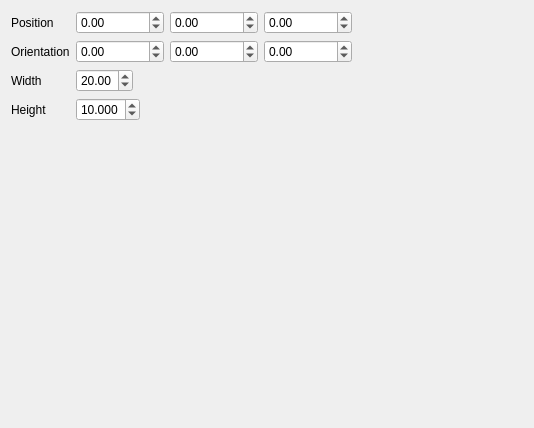
First picture: the form in freecad/pyoptools/GUI/Sensor.ui, repository cihologramas/freecad-pyoptools, before the edit.
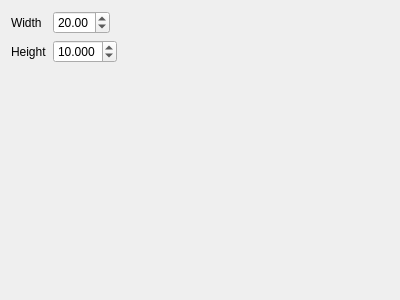
Second picture: the form after the edit.

Commit message:
Using the positionWidget
All the optical components are using now the position widget.

```diff
--- a/freecad/pyoptools/GUI/Sensor.ui
+++ b/freecad/pyoptools/GUI/Sensor.ui
@@ -1,13 +1,13 @@
 <?xml version="1.0" encoding="UTF-8"?>
 <ui version="4.0">
- <class>Dialog</class>
- <widget class="QDialog" name="Dialog">
+ <class>Form</class>
+ <widget class="QWidget" name="Form">
   <property name="geometry">
    <rect>
     <x>0</x>
     <y>0</y>
-    <width>534</width>
-    <height>428</height>
+    <width>400</width>
+    <height>300</height>
    </rect>
   </property>
   <property name="windowTitle">
@@ -23,112 +23,27 @@
       <enum>QFormLayout::ExpandingFieldsGrow</enum>
      </property>
      <item row="0" column="0">
-      <widget class="QLabel" name="label_10">
-       <property name="text">
-        <string>Position</string>
-       </property>
-      </widget>
-     </item>
-     <item row="0" column="1">
-      <layout class="QHBoxLayout" name="horizontalLayout_3">
-       <item>
-        <widget class="QDoubleSpinBox" name="Xpos">
-         <property name="minimum">
-          <double>-1000000.000000000000000</double>
-         </property>
-         <property name="maximum">
-          <double>1000000.000000000000000</double>
-         </property>
-        </widget>
-       </item>
-       <item>
-        <widget class="QDoubleSpinBox" name="Ypos">
-         <property name="minimum">
-          <double>-1000000.000000000000000</double>
-         </property>
-         <property name="maximum">
-          <double>1000000.000000000000000</double>
-         </property>
-        </widget>
-       </item>
-       <item>
-        <widget class="QDoubleSpinBox" name="Zpos">
-         <property name="minimum">
-          <double>-1000000.000000000000000</double>
-         </property>
-         <property name="maximum">
-          <double>1000000.000000000000000</double>
-         </property>
-        </widget>
-       </item>
-      </layout>
-     </item>
-     <item row="1" column="0">
-      <widget class="QLabel" name="label_7">
-       <property name="text">
-        <string>Orientation</string>
-       </property>
-      </widget>
-     </item>
-     <item row="1" column="1">
-      <layout class="QHBoxLayout" name="horizontalLayout">
-       <item>
-        <widget class="QDoubleSpinBox" name="Xrot">
-         <property name="minimum">
-          <double>-1000000.000000000000000</double>
-         </property>
-         <property name="maximum">
-          <double>1000000.000000000000000</double>
-         </property>
-        </widget>
-       </item>
-       <item>
-        <widget class="QDoubleSpinBox" name="Yrot">
-         <property name="minimum">
-          <double>-1000000.000000000000000</double>
-         </property>
-         <property name="maximum">
-          <double>1000000.000000000000000</double>
-         </property>
-         <property name="value">
-          <double>0.000000000000000</double>
-         </property>
-        </widget>
-       </item>
-       <item>
-        <widget class="QDoubleSpinBox" name="Zrot">
-         <property name="minimum">
-          <double>-1000000.000000000000000</double>
-         </property>
-         <property name="maximum">
-          <double>1000000.000000000000000</double>
-         </property>
-        </widget>
-       </item>
-      </layout>
-     </item>
-     <item row="2" column="0">
       <widget class="QLabel" name="label_2">
        <property name="text">
         <string>Width</string>
        </property>
       </widget>
      </item>
-     <item row="2" column="1">
+     <item row="0" column="1">
       <widget class="QDoubleSpinBox" name="Width">
        <property name="value">
         <double>20.000000000000000</double>
        </property>
       </widget>
      </item>
-     <item row="3" column="0">
+     <item row="1" column="0">
       <widget class="QLabel" name="label">
        <property name="text">
         <string>Height</string>
        </property>
       </widget>
      </item>
-     <item row="3" column="1">
+     <item row="1" column="1">
       <widget class="QDoubleSpinBox" name="Height">
        <property name="decimals">
         <number>3</number>
```
Left out of the diff: 2 changed lines with no effect on the pictures. The commit also changes 21 other files.
